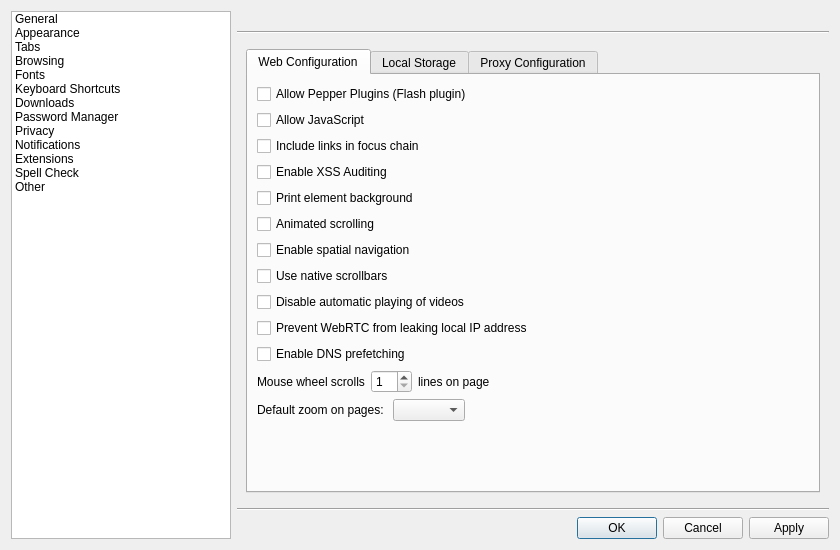
Qt form src/lib/preferences/preferences.ui (tenrok/kclient3) before a commit.
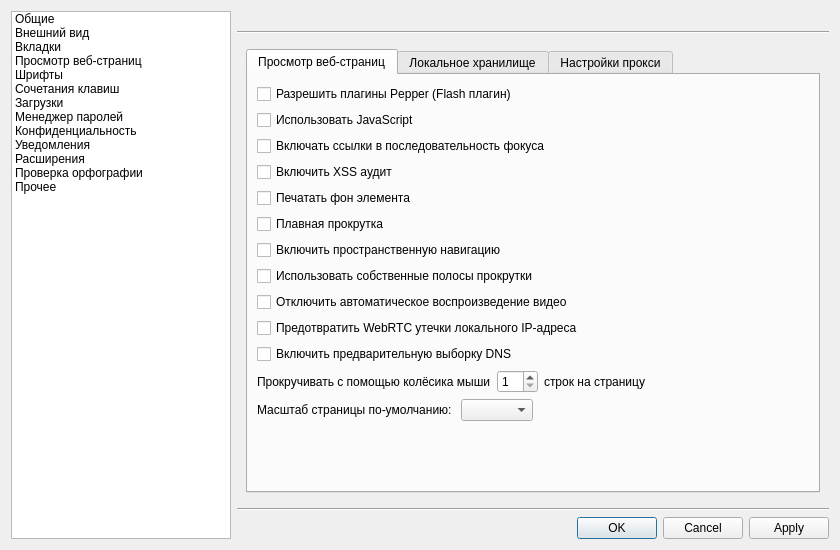
The same form after that commit. The open tabs and pages were chosen to show the change. Custom widgets are drawn as their Qt base class.

```diff
--- a/src/lib/preferences/preferences.ui
+++ b/src/lib/preferences/preferences.ui
@@ -57,67 +57,67 @@
      </property>
      <item>
       <property name="text">
-       <string>General</string>
+       <string>Общие</string>
       </property>
      </item>
      <item>
       <property name="text">
-       <string>Appearance</string>
+       <string>Внешний вид</string>
       </property>
      </item>
      <item>
       <property name="text">
-       <string>Tabs</string>
+       <string>Вкладки</string>
       </property>
      </item>
      <item>
       <property name="text">
-       <string>Browsing</string>
+       <string>Просмотр веб-страниц</string>
       </property>
      </item>
      <item>
       <property name="text">
-       <string>Fonts</string>
+       <string>Шрифты</string>
       </property>
      </item>
      <item>
       <property name="text">
-       <string>Keyboard Shortcuts</string>
+       <string>Сочетания клавиш</string>
       </property>
      </item>
      <item>
       <property name="text">
-       <string>Downloads</string>
+       <string>Загрузки</string>
       </property>
      </item>
      <item>
       <property name="text">
-       <string>Password Manager</string>
+       <string>Менеджер паролей</string>
       </property>
      </item>
      <item>
       <property name="text">
-       <string>Privacy</string>
+       <string>Конфиденциальность</string>
       </property>
      </item>
      <item>
       <property name="text">
-       <string>Notifications</string>
+       <string>Уведомления</string>
       </property>
      </item>
      <item>
       <property name="text">
-       <string>Extensions</string>
+       <string>Расширения</string>
       </property>
      </item>
      <item>
       <property name="text">
-       <string>Spell Check</string>
+       <string>Проверка орфографии</string>
       </property>
      </item>
      <item>
       <property name="text">
-       <string>Other</string>
+       <string>Прочее</string>
       </property>
      </item>
     </widget>
@@ -1000,7 +1000,7 @@
              </property>
              <widget class="QWidget" name="tab">
               <attribute name="title">
-               <string>Web Configuration</string>
+               <string>Просмотр веб-страниц</string>
               </attribute>
               <layout class="QGridLayout" name="gridLayout_18">
                <item row="0" column="0">
@@ -1008,77 +1008,77 @@
                  <item>
                   <widget class="QCheckBox" name="allowPlugins">
                    <property name="text">
-                    <string>Allow Pepper Plugins (Flash plugin)</string>
+                    <string>Разрешить плагины Pepper (Flash плагин)</string>
                    </property>
                   </widget>
                  </item>
                  <item>
                   <widget class="QCheckBox" name="allowJavaScript">
                    <property name="text">
-                    <string>Allow JavaScript</string>
+                    <string>Использовать JavaScript</string>
                    </property>
                   </widget>
                  </item>
                  <item>
                   <widget class="QCheckBox" name="linksInFocusChain">
                    <property name="text">
-                    <string>Include links in focus chain</string>
+                    <string>Включать ссылки в последовательность фокуса</string>
                    </property>
                   </widget>
                  </item>
                  <item>
                   <widget class="QCheckBox" name="xssAuditing">
                    <property name="text">
-                    <string extracomment="try to detect possible XSS attacks when executing javascript">Enable XSS Auditing</string>
+                    <string extracomment="try to detect possible XSS attacks when executing javascript">Включить XSS аудит</string>
                    </property>
                   </widget>
                  </item>
                  <item>
                   <widget class="QCheckBox" name="printEBackground">
                    <property name="text">
-                    <string extracomment="when you are printing page (on printer), it determine whether to also print background (color, image) of html elements">Print element background</string>
+                    <string extracomment="when you are printing page (on printer), it determine whether to also print background (color, image) of html elements">Печатать фон элемента</string>
                    </property>
                   </widget>
                  </item>
                  <item>
                   <widget class="QCheckBox" name="animateScrolling">
                    <property name="text">
-                    <string>Animated scrolling</string>
+                    <string>Плавная прокрутка</string>
                    </property>
                   </widget>
                  </item>
                  <item>
                   <widget class="QCheckBox" name="spatialNavigation">
                    <property name="text">
-                    <string>Enable spatial navigation</string>
+                    <string>Включить пространственную навигацию</string>
                    </property>
                   </widget>
                  </item>
                  <item>
                   <widget class="QCheckBox" name="useNativeScrollbars">
                    <property name="text">
-                    <string>Use native scrollbars</string>
+                    <string>Использовать собственные полосы прокрутки</string>
                    </property>
                   </widget>
                  </item>
                  <item>
                   <widget class="QCheckBox" name="disableVideoAutoPlay">
                    <property name="text">
-                    <string>Disable automatic playing of videos</string>
+                    <string>Отключить автоматическое воспроизведение видео</string>
                    </property>
                   </widget>
                  </item>
                  <item>
                   <widget class="QCheckBox" name="webRTCPublicIpOnly">
                    <property name="text">
-                    <string>Prevent WebRTC from leaking local IP address</string>
+                    <string>Предотвратить WebRTC утечки локального IP-адреса</string>
                    </property>
                   </widget>
                  </item>
                  <item>
                   <widget class="QCheckBox" name="dnsPrefetch">
                    <property name="text">
-                    <string>Enable DNS prefetching</string>
+                    <string>Включить предварительную выборку DNS</string>
                    </property>
                   </widget>
                  </item>
@@ -1095,7 +1095,7 @@
                     </sizepolicy>
                    </property>
                    <property name="text">
-                    <string>Mouse wheel scrolls</string>
+                    <string>Прокручивать с помощью колёсика мыши</string>
                    </property>
                   </widget>
                  </item>
@@ -1115,7 +1115,7 @@
                  <item>
                   <widget class="QLabel" name="label_26">
                    <property name="text">
-                    <string>lines on page</string>
+                    <string>строк на страницу</string>
                    </property>
                   </widget>
                  </item>
@@ -1126,7 +1126,7 @@
                  <item>
                   <widget class="QLabel" name="label_44">
                    <property name="text">
-                    <string>Default zoom on pages: </string>
+                    <string>Масштаб страницы по-умолчанию: </string>
                    </property>
                   </widget>
                  </item>
@@ -1165,7 +1165,7 @@
              </widget>
              <widget class="QWidget" name="tab_2">
               <attribute name="title">
-               <string>Local Storage</string>
+               <string>Локальное хранилище</string>
               </attribute>
               <layout class="QGridLayout" name="gridLayout_19">
                <item row="0" column="0" colspan="2">
@@ -1356,7 +1356,7 @@
              </widget>
              <widget class="QWidget" name="tab_3">
               <attribute name="title">
-               <string>Proxy Configuration</string>
+               <string>Настройки прокси</string>
               </attribute>
               <layout class="QGridLayout" name="gridLayout_8">
                <item row="5" column="0">
```
Left out of the diff: 300 changed lines with no effect on the pictures.
